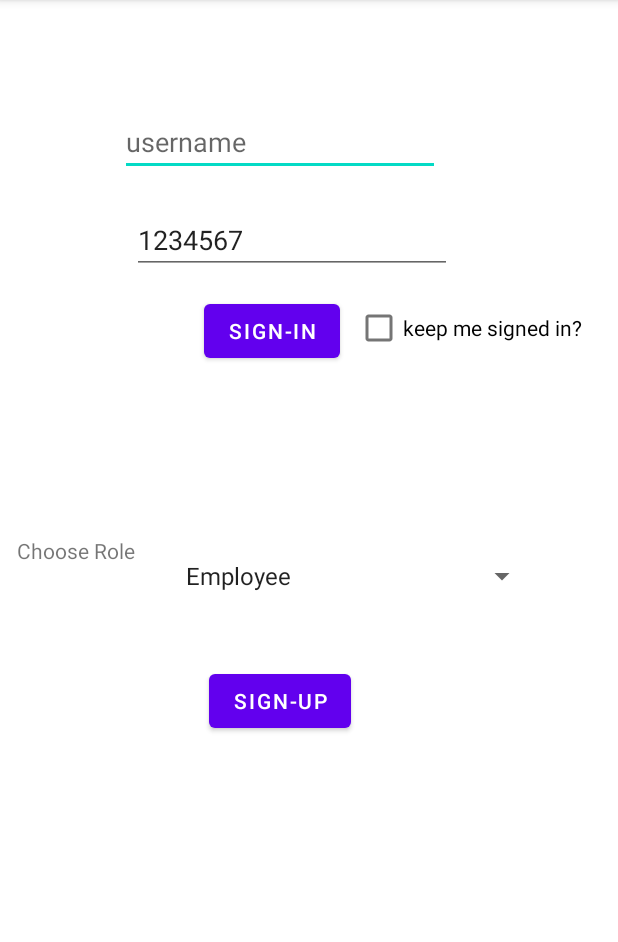
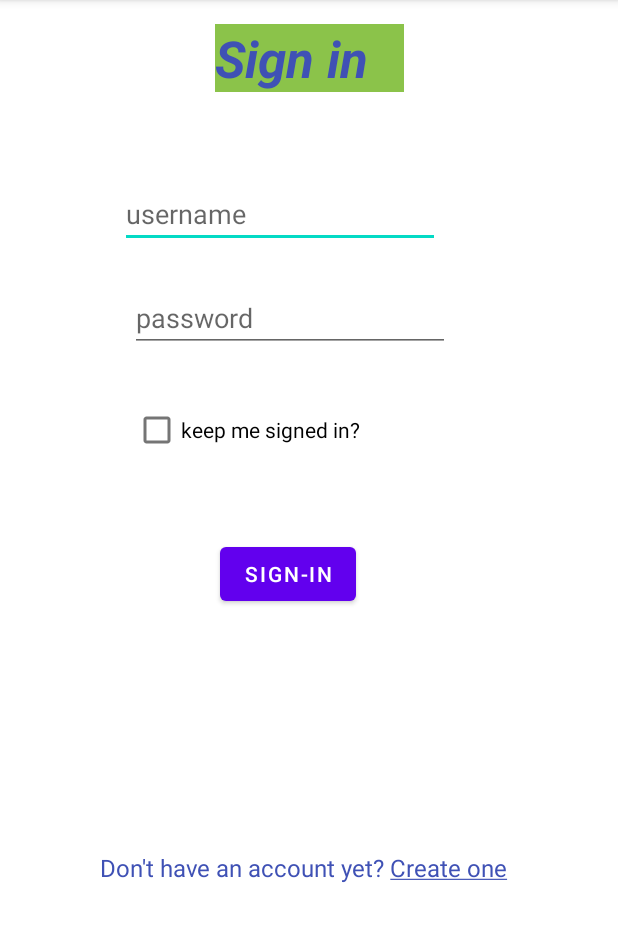
Before and after one commit to JasonSDMN2001/SmartAlert, an Android app: the screen it shows after launch (MainActivity), on a phone screen of 412 x 824 dp, the part 84-1026 px from its top. Run offline under Robolectric (Android 15) with nearby library versions, the light colour scheme and no system bars; our stand-ins replace Firebase (no records; nobody signed in at launch, a user with empty details on screens opened directly).

Commit message:
sign-in/up activities

```diff
--- a/app/src/main/java/com/unipi/boidanis/smartalert/MainActivity.java
+++ b/app/src/main/java/com/unipi/boidanis/smartalert/MainActivity.java
@@ -30,6 +30,7 @@ import android.widget.ArrayAdapter;
 import android.widget.CheckBox;
 import android.widget.EditText;
 import android.widget.Spinner;
+import android.widget.TextView;
 
 import com.google.firebase.database.DataSnapshot;
 import com.google.firebase.database.DatabaseError;
@@ -37,24 +38,34 @@ import com.google.firebase.database.DatabaseReference;
 import com.google.firebase.database.FirebaseDatabase;
 import com.google.firebase.database.ValueEventListener;
 
-public class MainActivity extends AppCompatActivity implements AdapterView.OnItemSelectedListener, LocationListener {
+public class MainActivity extends AppCompatActivity implements LocationListener {
     EditText email,password;
     FirebaseAuth mAuth;
-    private String role;
+   // private String role;
     FirebaseDatabase database;
-    DatabaseReference myRef,myRef2;
+    DatabaseReference myRef2;
     FirebaseUser user;
     LocationManager locationManager;
     SharedPreferences sharedPreferences;
     CheckBox checkBox;
+    TextView textView,textView2;
     @Override
     protected void onCreate(Bundle savedInstanceState) {
         super.onCreate(savedInstanceState);
         setContentView(R.layout.activity_main);
+        textView = findViewById(R.id.textView6);
+        textView2 = findViewById(R.id.textView9);
+        textView2.setOnClickListener(new View.OnClickListener() {
+            @Override
+            public void onClick(View view) {
+                Intent intent = new Intent(MainActivity.this,MainActivity5.class);
+                startActivity(intent);
+            }
+        });
         mAuth = FirebaseAuth.getInstance();
         email= findViewById(R.id.editTextTextPersonName);
         password=findViewById(R.id.editTextTextPersonName2);
-        Spinner spinner = (Spinner) findViewById(R.id.spinner);
+      /*  Spinner spinner = (Spinner) findViewById(R.id.spinner);
         // Create an ArrayAdapter using the string array and a default spinner layout
         ArrayAdapter<CharSequence> adapter = ArrayAdapter.createFromResource(this,
                 R.array.role_array, android.R.layout.simple_spinner_item);
@@ -62,7 +73,7 @@ public class MainActivity extends AppCompatActivity implements AdapterView.OnIte
         adapter.setDropDownViewResource(android.R.layout.simple_spinner_dropdown_item);
         // Apply the adapter to the spinner
         spinner.setAdapter(adapter);
-        spinner.setOnItemSelectedListener(this);
+        spinner.setOnItemSelectedListener(this); */
         database = FirebaseDatabase.getInstance();
         permissions();
         locationManager = (LocationManager) getSystemService(LOCATION_SERVICE);
@@ -101,7 +112,7 @@ public class MainActivity extends AppCompatActivity implements AdapterView.OnIte
     void showMessage(String title, String message){
         new AlertDialog.Builder(this).setTitle(title).setMessage(message).setCancelable(true).show();
     }
-    public void signup(View view){
+    /*public void signup(View view){
         if(!role.matches("")){
             mAuth.createUserWithEmailAndPassword(email.getText().toString(),password.getText().toString())
                     .addOnCompleteListener(new OnCompleteListener<AuthResult>() {
@@ -120,7 +131,7 @@ public class MainActivity extends AppCompatActivity implements AdapterView.OnIte
         }else{
             showMessage("Error","Choose a Role");
         }
-    }
+    } */
     public void signin(View view){
         mAuth.signInWithEmailAndPassword(email.getText().toString(),password.getText().toString())
                 .addOnCompleteListener((task)->{
@@ -172,15 +183,15 @@ public class MainActivity extends AppCompatActivity implements AdapterView.OnIte
 
     }
 
-    @Override
+  /*  @Override
     public void onItemSelected(AdapterView<?> adapterView, View view, int i, long l) {
         role = (String)adapterView.getItemAtPosition(i);
-    }
+    } */
 
-    @Override
-    public void onNothingSelected(AdapterView<?> adapterView) {
+   // @Override
+   /* public void onNothingSelected(AdapterView<?> adapterView) {
 
-    }
+    } */
     private void buildAlertMessageNoGps() {
         final android.app.AlertDialog.Builder builder = new android.app.AlertDialog.Builder(this);
         builder.setMessage("Your GPS seems to be disabled, do you want to enable it?")
--- a/app/src/main/java/com/unipi/boidanis/smartalert/MainActivity2.java
+++ b/app/src/main/java/com/unipi/boidanis/smartalert/MainActivity2.java
@@ -125,9 +125,7 @@ public class MainActivity2 extends AppCompatActivity implements AdapterView.OnIt
             DangerData dangerData = new DangerData(key,dangerType, data.getText().toString(),gps.getLongitude(), gps.getLatitude(), currentTime,null,false,1);
 
             ref2.child(key).setValue(dangerData);
-            //showMessage("Success","Your danger alert has been submitted");
             Toast.makeText(MainActivity2.this, "Your danger alert has been submitted!", Toast.LENGTH_SHORT).show();
-
         }else{
             showMessage("Error", "missing stuff");
         }
--- a/app/src/main/res/layout/activity_main.xml
+++ b/app/src/main/res/layout/activity_main.xml
@@ -6,23 +6,12 @@
     android:layout_height="match_parent"
     tools:context=".MainActivity">
 
-    <Spinner
-        android:id="@+id/spinner"
-        android:layout_width="0dp"
-        android:layout_height="56dp"
-        android:layout_marginEnd="53dp"
-        app:layout_constraintBottom_toBottomOf="parent"
-        app:layout_constraintEnd_toEndOf="parent"
-        app:layout_constraintStart_toEndOf="@+id/textView"
-        app:layout_constraintTop_toTopOf="parent"
-        tools:ignore="SpeakableTextPresentCheck" />
-
     <Button
         android:id="@+id/button"
         android:layout_width="wrap_content"
         android:layout_height="wrap_content"
-        android:layout_marginStart="48dp"
-        android:layout_marginTop="14dp"
+        android:layout_marginStart="60dp"
+        android:layout_marginTop="124dp"
         android:onClick="signin"
         android:text="@string/sign_in"
         app:layout_constraintStart_toStartOf="@+id/editTextTextPersonName2"
@@ -33,58 +22,72 @@
         android:layout_width="wrap_content"
         android:layout_height="wrap_content"
         android:layout_marginStart="80dp"
-        android:layout_marginTop="72dp"
         android:ems="10"
         android:hint="@string/username"
         android:inputType="textPersonName"
+        app:layout_constraintBottom_toBottomOf="parent"
         app:layout_constraintStart_toStartOf="parent"
-        app:layout_constraintTop_toTopOf="parent" />
+        app:layout_constraintTop_toTopOf="parent"
+        app:layout_constraintVertical_bias="0.166" />
 
     <EditText
         android:id="@+id/editTextTextPersonName2"
         android:layout_width="wrap_content"
         android:layout_height="wrap_content"
-        android:layout_marginStart="8dp"
-        android:layout_marginTop="20dp"
+        android:layout_marginTop="24dp"
         android:ems="10"
-        android:inputType="textPersonName"
-        android:text="1234567"
-        app:layout_constraintStart_toStartOf="@+id/editTextTextPersonName"
+        android:hint="password"
+        android:inputType="textPersonName|textPassword"
+        app:layout_constraintEnd_toEndOf="parent"
+        app:layout_constraintHorizontal_bias="0.437"
+        app:layout_constraintStart_toStartOf="parent"
         app:layout_constraintTop_toBottomOf="@+id/editTextTextPersonName" />
-
-    <Button
-        android:id="@+id/button5"
-        android:layout_width="wrap_content"
-        android:layout_height="wrap_content"
-        android:layout_marginStart="23dp"
-        android:layout_marginTop="31dp"
-        android:onClick="signup"
-        android:text="@string/sign_up"
-        app:layout_constraintStart_toStartOf="@+id/spinner"
-        app:layout_constraintTop_toBottomOf="@+id/spinner" />
-
-    <TextView
-        android:id="@+id/textView"
-        android:layout_width="wrap_content"
-        android:layout_height="wrap_content"
-        android:layout_marginStart="11dp"
-        android:layout_marginTop="1dp"
-        android:layout_marginEnd="26dp"
-        android:text="@string/choose_role"
-        app:layout_constraintEnd_toStartOf="@+id/spinner"
-        app:layout_constraintStart_toStartOf="parent"
-        app:layout_constraintTop_toTopOf="@+id/spinner" />
 
     <CheckBox
         android:id="@+id/checkBox"
         android:layout_width="wrap_content"
         android:layout_height="wrap_content"
-        android:layout_marginTop="12dp"
-        android:layout_marginEnd="24dp"
+        android:layout_marginTop="28dp"
         android:text="@string/keep_me_signed_in"
         app:layout_constraintEnd_toEndOf="parent"
-        app:layout_constraintHorizontal_bias="1.0"
-        app:layout_constraintStart_toEndOf="@+id/button"
+        app:layout_constraintHorizontal_bias="0.339"
+        app:layout_constraintStart_toStartOf="parent"
         app:layout_constraintTop_toBottomOf="@+id/editTextTextPersonName2" />
 
+    <TextView
+        android:id="@+id/textView6"
+        android:layout_width="126dp"
+        android:layout_height="45dp"
+        android:layout_marginTop="16dp"
+        android:background="#8BC34A"
+        android:fontFamily="sans-serif"
+        android:text="@string/sign_in2"
+        android:textColor="#3F51B5"
+        android:textSize="34sp"
+        android:textStyle="bold|italic"
+        app:layout_constraintEnd_toEndOf="parent"
+        app:layout_constraintStart_toStartOf="parent"
+        app:layout_constraintTop_toTopOf="parent" />
+
+    <TextView
+        android:id="@+id/textView9"
+        android:layout_width="279dp"
+        android:layout_height="60dp"
+        android:clickable="true"
+        android:contextClickable="false"
+        android:cursorVisible="false"
+        android:defaultFocusHighlightEnabled="false"
+        android:linksClickable="false"
+        android:longClickable="false"
+        android:text="@string/don_t_have_an_account_yet_create_one"
+        android:textAllCaps="false"
+        android:textColor="#3F51B5"
+        android:textIsSelectable="false"
+        android:textSize="16sp"
+        app:layout_constraintBottom_toBottomOf="parent"
+        app:layout_constraintEnd_toEndOf="parent"
+        app:layout_constraintStart_toStartOf="parent"
+        app:layout_constraintTop_toTopOf="parent"
+        app:layout_constraintVertical_bias="0.801" />
+
 </androidx.constraintlayout.widget.ConstraintLayout>
--- a/app/src/main/res/values/strings.xml
+++ b/app/src/main/res/values/strings.xml
@@ -20,4 +20,10 @@
     <string name="approve">Approve</string>
     <string name="disapprove">Disapprove</string>
     <string name="delete_alert">Delete Alert</string>
+    <string name="sign_in2">Sign in</string>
+    <string name="don_t_have_an_account_yet_create_one">Don\'t have an account yet? <u>Create one</u></string>
+    <string name="sign_up2">Sign up</string>
+    <string name="username2">username</string>
+    <string name="button">Sign-up</string>
+    <string name="choose_role2">Choose Role:</string>
 </resources>
```
Also changed, not shown: app/src/main/AndroidManifest.xml (+9 -1 lines), app/src/main/java/com/unipi/boidanis/smartalert/MainActivity5.java (added, +88 -0 lines), app/src/main/res/layout/activity_main5.xml (added, +92 -0 lines), 2 other files.
